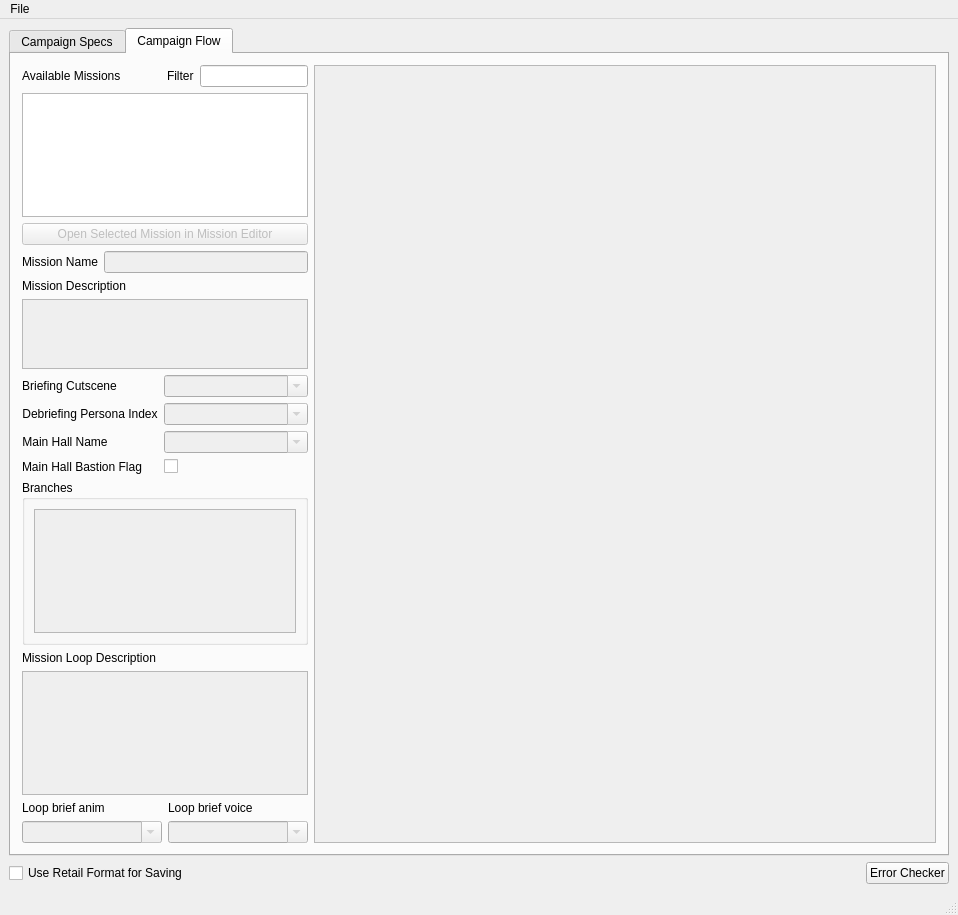
Qt form qtfred/ui/CampaignEditorDialog.ui (scp-fs2open/fs2open.github.com) before a commit.
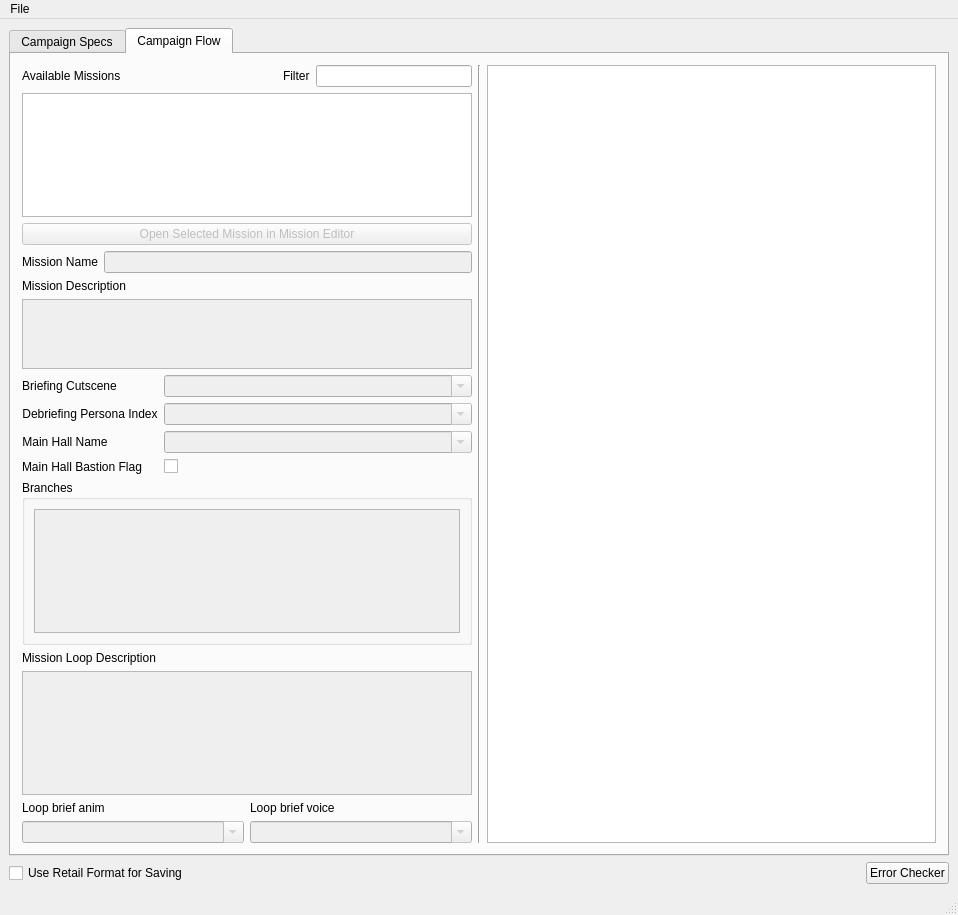
The same form after that commit. The open tabs and pages were chosen to show the change. Custom widgets are drawn as their Qt base class.

Commit message: prep for campaign graph widget

What changed in the file:
```diff
--- a/qtfred/ui/CampaignEditorDialog.ui
+++ b/qtfred/ui/CampaignEditorDialog.ui
@@ -123,7 +123,7 @@
        <attribute name="title">
         <string>Campaign Flow</string>
        </attribute>
-       <layout class="QHBoxLayout" name="campaignGraphLayout" stretch="0,1">
+       <layout class="QHBoxLayout" name="campaignGraphLayout" stretch="0,0,0">
         <property name="leftMargin">
          <number>11</number>
         </property>
@@ -416,20 +416,20 @@
          </layout>
         </item>
         <item>
-         <widget class="QScrollArea" name="scrFlowCampaign">
-          <property name="widgetResizable">
-           <bool>true</bool>
+         <widget class="Line" name="line">
+          <property name="orientation">
+           <enum>Qt::Vertical</enum>
           </property>
-          <widget class="QWidget" name="flowCampaign">
-           <property name="geometry">
-            <rect>
-             <x>0</x>
-             <y>0</y>
-             <width>616</width>
-             <height>773</height>
-            </rect>
-           </property>
-          </widget>
+         </widget>
+        </item>
+        <item>
+         <widget class="CampaignMissionGraph" name="graphView">
+          <property name="frameShape">
+           <enum>QFrame::StyledPanel</enum>
+          </property>
+          <property name="renderHints">
+           <set>QPainter::Antialiasing|QPainter::TextAntialiasing</set>
+          </property>
          </widget>
         </item>
        </layout>
@@ -524,6 +524,11 @@
    <extends>QTreeView</extends>
    <header>ui/widgets/sexp_tree.h</header>
   </customwidget>
+  <customwidget>
+   <class>CampaignMissionGraph</class>
+   <extends>QGraphicsView</extends>
+   <header>ui/widgets/campaignmissiongraph.h</header>
+  </customwidget>
  </customwidgets>
  <resources/>
  <connections/>
```
Left out of the diff: 6 changed lines with no effect on the pictures. The commit also changes 5 other files.
